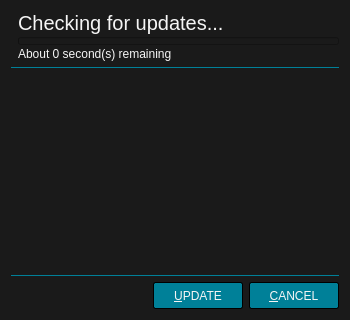
This is src/ui/updatedialog.ui in u8sand/Baka-MPlayer as Qt 5 draws it before an edit. The edited form follows.
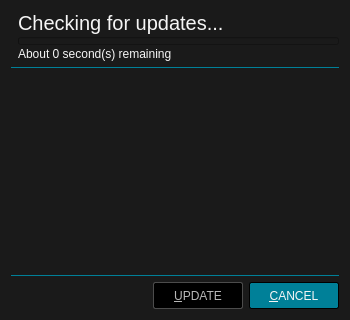
This is the edited form. Icons and pictures are not drawn.

Diff of the .ui file:
```diff
--- a/src/ui/updatedialog.ui
+++ b/src/ui/updatedialog.ui
@@ -183,6 +183,9 @@
      </item>
      <item>
       <widget class="QPushButton" name="updateButton">
+       <property name="enabled">
+        <bool>false</bool>
+       </property>
        <property name="sizePolicy">
         <sizepolicy hsizetype="Fixed" vsizetype="Fixed">
          <horstretch>0</horstretch>
```
